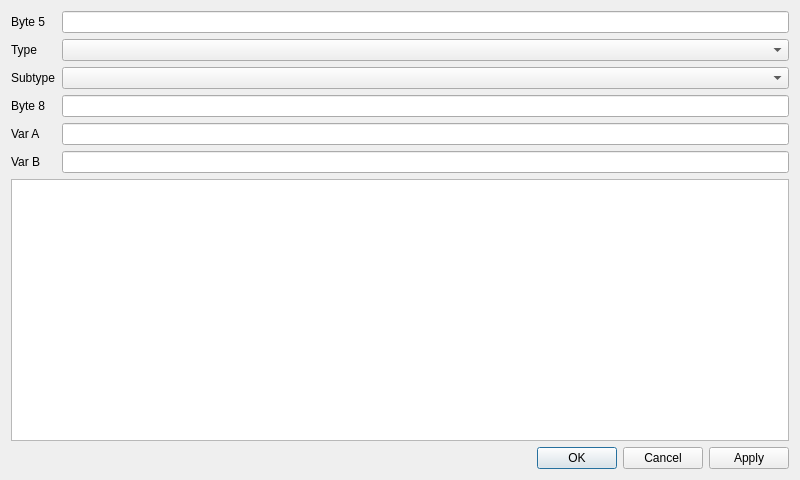
The window that dsvedit/entity_editor.ui (LagoLunatic/DSVEdit) describes before a commit, drawn with Qt 5.
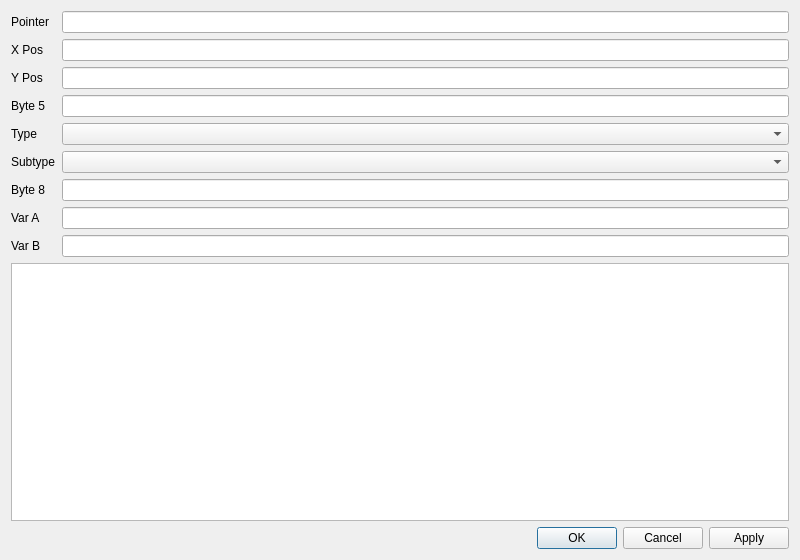
The same window after the commit.

Patch:
```diff
--- a/dsvedit/entity_editor.ui
+++ b/dsvedit/entity_editor.ui
@@ -7,7 +7,7 @@
     <x>0</x>
     <y>0</y>
     <width>800</width>
-    <height>480</height>
+    <height>560</height>
    </rect>
   </property>
   <property name="windowTitle">
@@ -19,66 +19,96 @@
      <property name="fieldGrowthPolicy">
       <enum>QFormLayout::AllNonFixedFieldsGrow</enum>
      </property>
-     <item row="0" column="0">
+     <item row="3" column="0">
       <widget class="QLabel" name="label">
        <property name="text">
         <string>Byte 5</string>
        </property>
       </widget>
      </item>
-     <item row="0" column="1">
+     <item row="3" column="1">
       <widget class="QLineEdit" name="byte_5"/>
      </item>
-     <item row="1" column="0">
+     <item row="4" column="0">
       <widget class="QLabel" name="label_2">
        <property name="text">
         <string>Type</string>
        </property>
       </widget>
      </item>
-     <item row="1" column="1">
+     <item row="4" column="1">
       <widget class="QComboBox" name="type"/>
      </item>
-     <item row="2" column="0">
+     <item row="5" column="0">
       <widget class="QLabel" name="label_3">
        <property name="text">
         <string>Subtype</string>
        </property>
       </widget>
      </item>
-     <item row="2" column="1">
+     <item row="5" column="1">
       <widget class="QComboBox" name="subtype"/>
      </item>
-     <item row="3" column="0">
+     <item row="6" column="0">
       <widget class="QLabel" name="label_4">
        <property name="text">
         <string>Byte 8</string>
        </property>
       </widget>
      </item>
-     <item row="3" column="1">
+     <item row="6" column="1">
       <widget class="QLineEdit" name="byte_8"/>
      </item>
-     <item row="4" column="0">
+     <item row="7" column="0">
       <widget class="QLabel" name="label_5">
        <property name="text">
         <string>Var A</string>
        </property>
       </widget>
      </item>
-     <item row="4" column="1">
+     <item row="7" column="1">
       <widget class="QLineEdit" name="var_a"/>
      </item>
-     <item row="5" column="0">
+     <item row="8" column="0">
       <widget class="QLabel" name="label_6">
        <property name="text">
         <string>Var B</string>
        </property>
       </widget>
      </item>
-     <item row="5" column="1">
+     <item row="8" column="1">
       <widget class="QLineEdit" name="var_b"/>
      </item>
+     <item row="1" column="0">
+      <widget class="QLabel" name="label_7">
+       <property name="text">
+        <string>X Pos</string>
+       </property>
+      </widget>
+     </item>
+     <item row="2" column="0">
+      <widget class="QLabel" name="label_8">
+       <property name="text">
+        <string>Y Pos</string>
+       </property>
+      </widget>
+     </item>
+     <item row="0" column="0">
+      <widget class="QLabel" name="label_9">
+       <property name="text">
+        <string>Pointer</string>
+       </property>
+      </widget>
+     </item>
+     <item row="0" column="1">
+      <widget class="QLineEdit" name="pointer"/>
+     </item>
+     <item row="1" column="1">
+      <widget class="QLineEdit" name="x_pos"/>
+     </item>
+     <item row="2" column="1">
+      <widget class="QLineEdit" name="y_pos"/>
+     </item>
     </layout>
    </item>
    <item>
```
